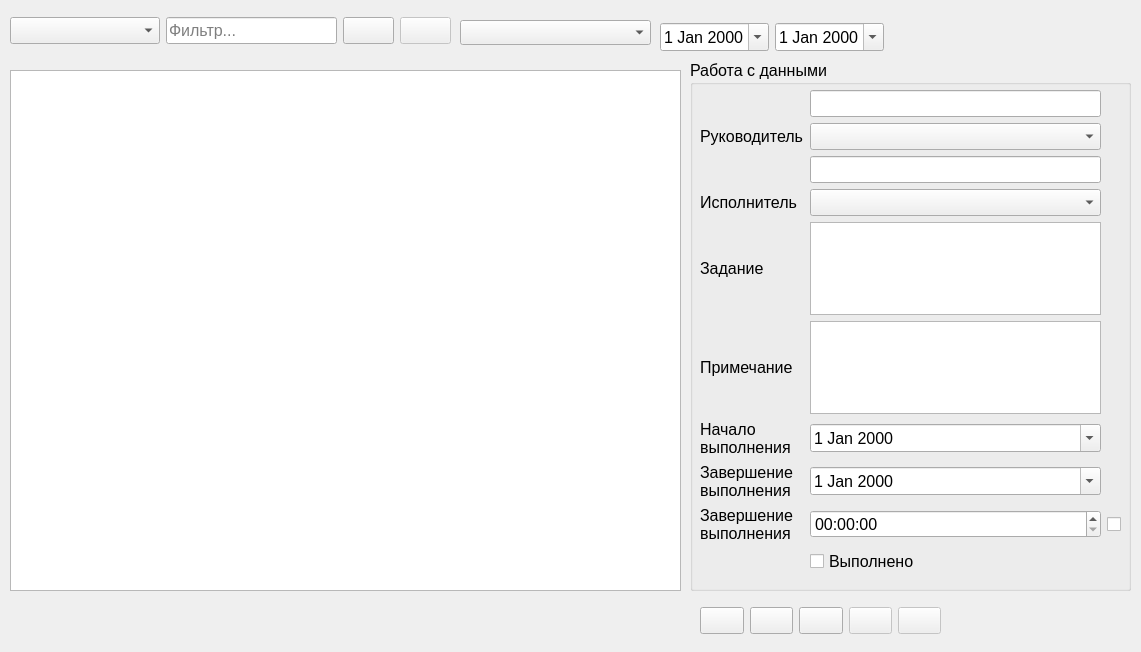
The window that ui/journal.ui (alex-klev/Task_Log_WinForm) describes before a commit, drawn with Qt 5.
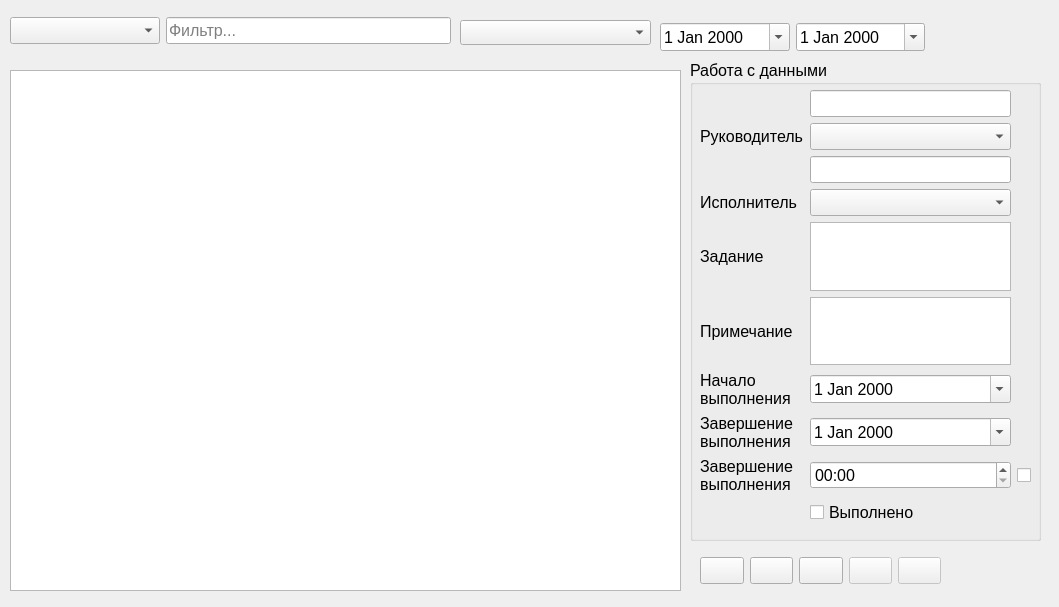
The same window after the commit. Icons and pictures are not drawn.

The edit to the form file:
```diff
--- a/ui/journal.ui
+++ b/ui/journal.ui
@@ -6,8 +6,8 @@
    <rect>
     <x>0</x>
     <y>0</y>
-    <width>1141</width>
-    <height>652</height>
+    <width>1059</width>
+    <height>607</height>
    </rect>
   </property>
   <property name="font">
@@ -58,49 +58,6 @@
        </property>
       </widget>
      </item>
-     <item row="0" column="2">
-      <widget class="QPushButton" name="btnFilterOn">
-       <property name="toolTip">
-        <string>Применить фильтр</string>
-       </property>
-       <property name="text">
-        <string/>
-       </property>
-       <property name="icon">
-        <iconset>
-         <normaloff>../buttonIcons/funnel.ico</normaloff>../buttonIcons/funnel.ico</iconset>
-       </property>
-       <property name="iconSize">
-        <size>
-         <width>24</width>
-         <height>24</height>
-        </size>
-       </property>
-      </widget>
-     </item>
-     <item row="0" column="3">
-      <widget class="QPushButton" name="btnFilterOff">
-       <property name="enabled">
-        <bool>false</bool>
-       </property>
-       <property name="toolTip">
-        <string>Убрать фильтр</string>
-       </property>
-       <property name="text">
-        <string/>
-       </property>
-       <property name="icon">
-        <iconset>
-         <normaloff>../buttonIcons/funnel_delete.ico</normaloff>../buttonIcons/funnel_delete.ico</iconset>
-       </property>
-       <property name="iconSize">
-        <size>
-         <width>24</width>
-         <height>24</height>
-        </size>
-       </property>
-      </widget>
-     </item>
      <item row="0" column="0">
       <widget class="QComboBox" name="comboBoxDataFilter">
        <property name="minimumSize">
@@ -121,14 +78,14 @@
      <rect>
       <x>690</x>
       <y>60</y>
-      <width>441</width>
-      <height>531</height>
+      <width>351</width>
+      <height>481</height>
      </rect>
     </property>
     <property name="minimumSize">
      <size>
       <width>0</width>
-      <height>0</height>
+      <height>481</height>
      </size>
     </property>
     <property name="title">
@@ -139,8 +96,8 @@
       <rect>
        <x>10</x>
        <y>30</y>
-       <width>421</width>
-       <height>484</height>
+       <width>331</width>
+       <height>435</height>
       </rect>
      </property>
      <layout class="QGridLayout" name="gridLayout_2">
@@ -167,6 +124,9 @@
       </item>
       <item row="8" column="1">
        <widget class="QTimeEdit" name="timeEdit">
+        <property name="displayFormat">
+         <string>HH:mm</string>
+        </property>
         <property name="calendarPopup">
          <bool>false</bool>
         </property>
@@ -267,7 +227,7 @@
      <rect>
       <x>660</x>
       <y>20</y>
-      <width>224</width>
+      <width>265</width>
       <height>34</height>
      </rect>
     </property>
@@ -292,7 +252,7 @@
     <property name="geometry">
      <rect>
       <x>700</x>
-      <y>600</y>
+      <y>550</y>
       <width>241</width>
       <height>41</height>
      </rect>
```
